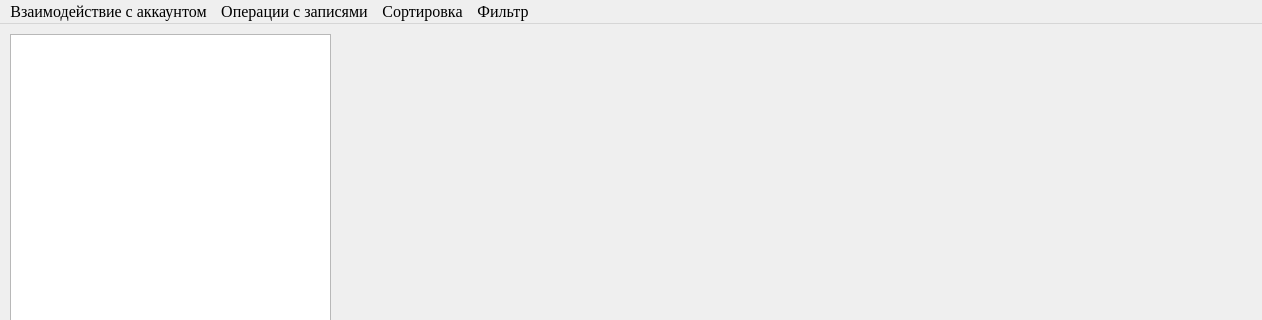
SwiftyKey/CostAccounting, file ui/main_window.ui: the form before one commit; both pictures show x 0 to 1262 and y 0 to 320 of the 1262 by 831 pixel window.
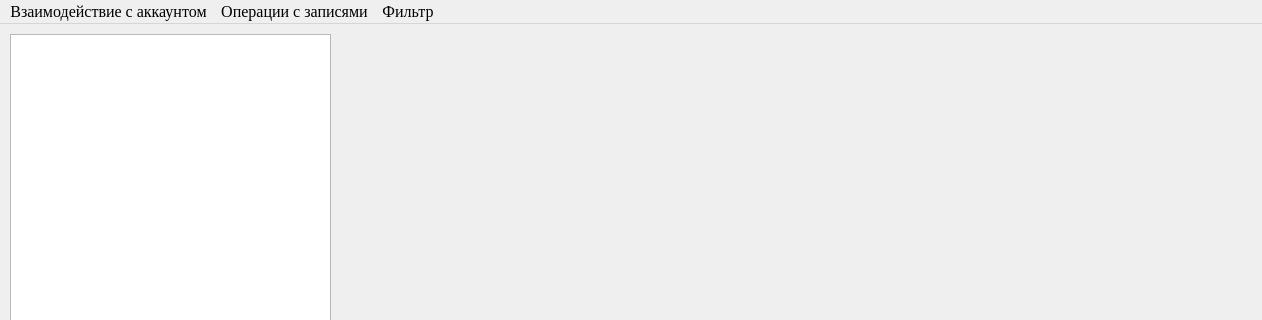
The form after the commit.

Patch:
```diff
--- a/ui/main_window.ui
+++ b/ui/main_window.ui
@@ -65,14 +65,6 @@
     <addaction name="sign_up"/>
     <addaction name="action_exit"/>
    </widget>
-   <widget class="QMenu" name="sort">
-    <property name="title">
-     <string>Сортировка</string>
-    </property>
-    <addaction name="sort_by_category"/>
-    <addaction name="sort_by_date"/>
-    <addaction name="sort_by_cost"/>
-   </widget>
    <widget class="QMenu" name="filter">
     <property name="title">
      <string>Фильтр</string>
@@ -91,7 +83,6 @@
    </widget>
    <addaction name="authorization"/>
    <addaction name="operations"/>
-   <addaction name="sort"/>
    <addaction name="filter"/>
   </widget>
   <action name="sign_in">
```
